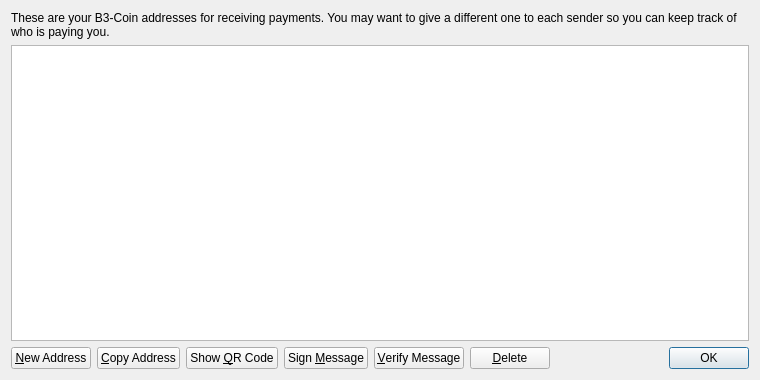
Above: src/qt/forms/addressbookpage.ui from cryptofacto/STAYCOIN before the change. Below: the same form after it.
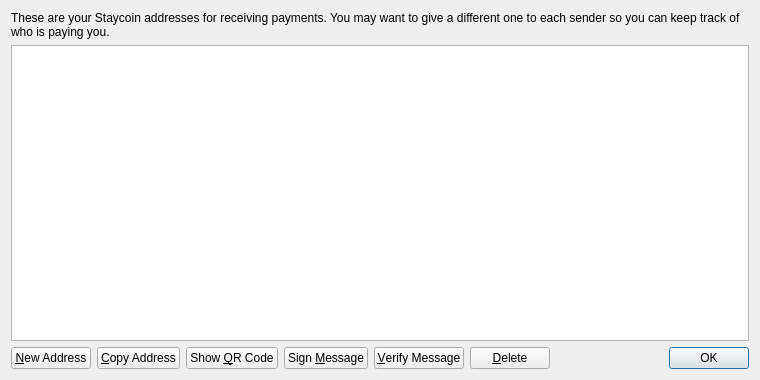
That is the form after the change. Icons and pictures are not drawn.

Diff of the .ui file:
```diff
--- a/src/qt/forms/addressbookpage.ui
+++ b/src/qt/forms/addressbookpage.ui
@@ -20,7 +20,7 @@
    <item>
     <widget class="QLabel" name="labelExplanation">
      <property name="text">
-      <string>These are your B3-Coin addresses for receiving payments. You may want to give a different one to each sender so you can keep track of who is paying you.</string>
+      <string>These are your Staycoin addresses for receiving payments. You may want to give a different one to each sender so you can keep track of who is paying you.</string>
      </property>
      <property name="textFormat">
       <enum>Qt::PlainText</enum>
```
Left out of the diff: 4 changed lines with no effect on the pictures.
